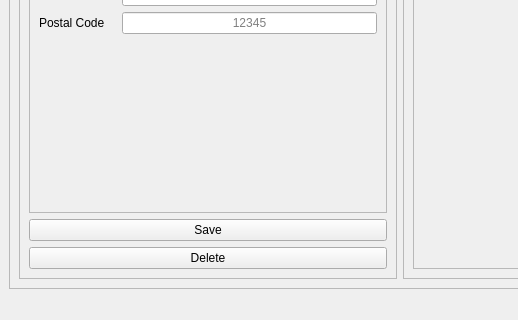
Qt form app/ui/main_window.ui (mek0124/address-book) before a commit; both pictures show x 0 to 518 and y 280 to 600 of the 800 by 600 pixel window.
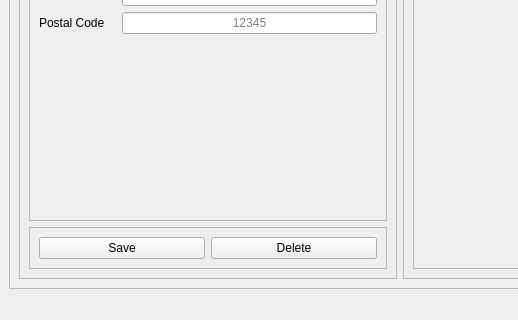
The same form after that commit.

Commit message: updated mainwindow to include naming conventions, styles, etc.

```diff
--- a/app/ui/main_window.ui
+++ b/app/ui/main_window.ui
@@ -44,7 +44,7 @@
                <x>0</x>
                <y>0</y>
                <width>356</width>
-               <height>453</height>
+               <height>465</height>
               </rect>
              </property>
              <layout class="QFormLayout" name="formLayout">
@@ -251,17 +251,29 @@
            </widget>
           </item>
           <item row="1" column="0">
-           <widget class="QPushButton" name="pb_save">
-            <property name="text">
-             <string>Save</string>
+           <widget class="QFrame" name="frame_4">
+            <property name="frameShape">
+             <enum>QFrame::Shape::StyledPanel</enum>
             </property>
-           </widget>
-          </item>
-          <item row="2" column="0">
-           <widget class="QPushButton" name="pb_delete">
-            <property name="text">
-             <string>Delete</string>
+            <property name="frameShadow">
+             <enum>QFrame::Shadow::Raised</enum>
             </property>
+            <layout class="QGridLayout" name="gridLayout_6">
+             <item row="1" column="2">
+              <widget class="QPushButton" name="pb_delete">
+               <property name="text">
+                <string>Delete</string>
+               </property>
+              </widget>
+             </item>
+             <item row="1" column="1">
+              <widget class="QPushButton" name="pb_save">
+               <property name="text">
+                <string>Save</string>
+               </property>
+              </widget>
+             </item>
+            </layout>
            </widget>
           </item>
          </layout>
```
Left out of the diff: 2 changed lines with no effect on the pictures. The commit also changes 1 other file.
